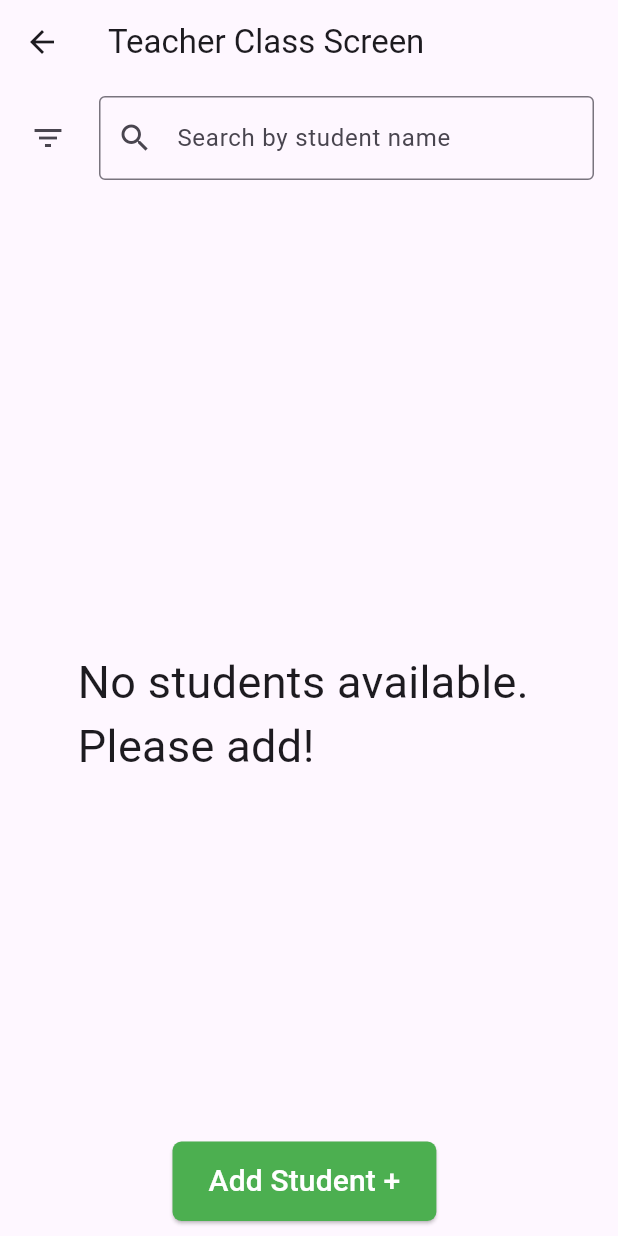
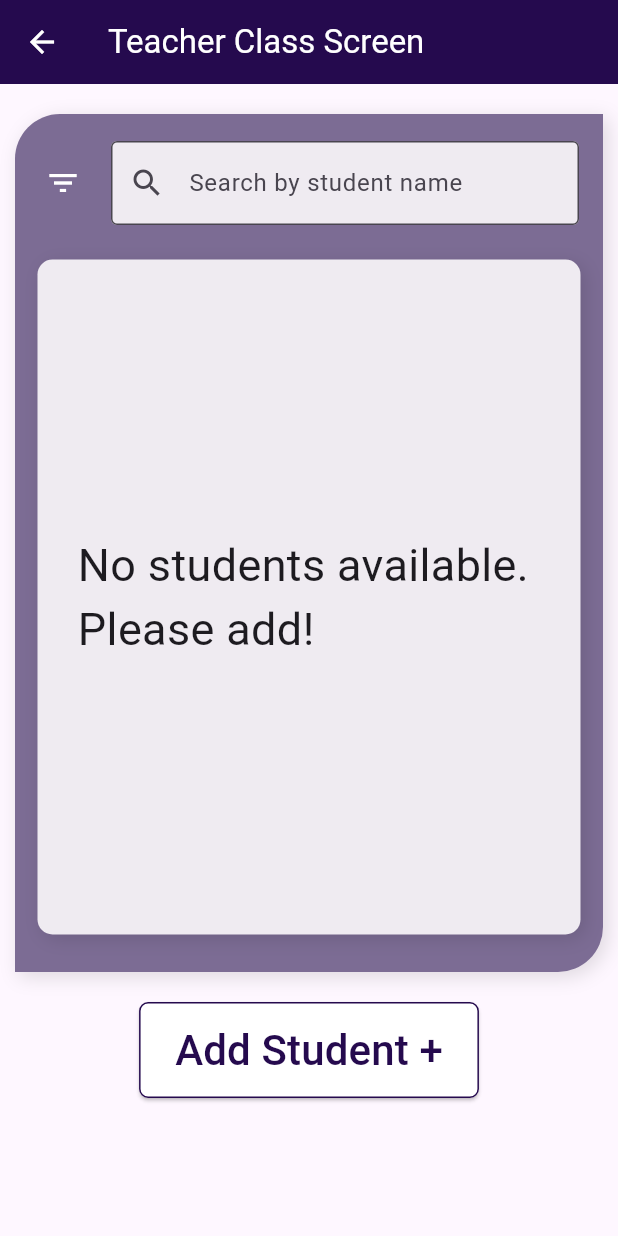
Before and after one commit to Luc35b/Karibs, a Flutter app: the TeacherClassScreen screen opened directly with empty values, on a phone screen of 412 x 824 dp. Run offline on Flutter 3.47's test engine with Material 3 defaults, Android fonts, the phone set to English and light mode, and no system bars; our stand-ins replace fl_chart, google_fonts, pdf, printing, sqflite; accounts and stored records are empty.

Commit message:
teacher class screen updated, fixed keyboard causing pixel overflow

```diff
--- a/karibs/lib/main.dart
+++ b/karibs/lib/main.dart
@@ -7,7 +7,7 @@ import 'package:provider/provider.dart';
 import 'package:google_fonts/google_fonts.dart';
 
 const Color DeepPurple = Color(0xFF250A4E);
-const Color MidPurple = Color(0xFFCBB5D6);
+const Color MidPurple = Color(0xFF7c6c94);
 const Color LightPurple = Color(0xFFEFDAF9);
 const Color NotWhite = Color(0xFFEFEBF1);
 const Color White = Colors.white;
--- a/karibs/lib/screens/teacher_class_screen.dart
+++ b/karibs/lib/screens/teacher_class_screen.dart
@@ -1,13 +1,15 @@
 import 'package:flutter/material.dart';
 import 'package:karibs/database/database_helper.dart';
+import 'package:karibs/main.dart';
 import 'package:karibs/providers/student_grading_provider.dart';
 import 'package:provider/provider.dart';
 import 'student_info_screen.dart';
-import 'add_student_screen.dart';
+
 
 class TeacherClassScreen extends StatefulWidget {
   final int classId;
   final bool refresh;
+
 
   TeacherClassScreen({required this.classId, required this.refresh});
 
@@ -45,6 +47,7 @@ class _TeacherClassScreenState extends State<TeacherClassScreen> {
   List<Map<String, dynamic>> _filteredStudents = [];
   bool _isLoading = true;
   TextEditingController _searchController = TextEditingController();
+  //final TextEditingController _studentNameController = TextEditingController();
   String _selectedStatus = 'All';
 
   @override
@@ -75,7 +78,6 @@ class _TeacherClassScreenState extends State<TeacherClassScreen> {
         }
       }
     }
-    print('hi');
     setState(() {
       _students = data;
       _filteredStudents = List.from(_students);
@@ -83,23 +85,41 @@ class _TeacherClassScreenState extends State<TeacherClassScreen> {
     });
   }
 
-  void _addStudent(Map<String, dynamic> student) async {
-    await DatabaseHelper().insertStudent(student);
+  void _addStudent(String studentName) async{
+    await DatabaseHelper().insertStudent({'name': studentName, 'class_id': widget.classId, 'status': "No status"});
     _fetchStudents();
   }
+  void _showAddStudentDialog() {
+    final TextEditingController studentNameController = TextEditingController();
 
-  void _navigateToAddStudentScreen() {
-    Navigator.push(
-      context,
-      MaterialPageRoute(
-        builder: (context) =>
-            AddStudentScreen(
-              classId: widget.classId,
-              onStudentAdded: (student) {
-                _addStudent(student);
+    showDialog(
+      context: context,
+      builder: (context) {
+        return AlertDialog(
+          title: Text('Add New Student'),
+          content: TextField(
+            controller: studentNameController,
+            decoration: InputDecoration(labelText: 'Student Name'),
+          ),
+          actions: [
+            TextButton(
+              onPressed: () {
+                Navigator.of(context).pop();
               },
+              child: Text('Cancel'),
             ),
+            TextButton(
+              onPressed: () {
+                if (studentNameController.text.isNotEmpty) {
+                  _addStudent(studentNameController.text);
+                  Navigator.of(context).pop();
+                }
+              },
+              child: Text('Add'),
             ),
+          ],
+        );
+      },
     );
   }
 
@@ -186,32 +206,57 @@ class _TeacherClassScreenState extends State<TeacherClassScreen> {
           print('fetched students');
         }
 
-        print("Ok");
-
         return Scaffold(
           appBar: AppBar(
             title: Text('Teacher Class Screen'),
+            backgroundColor: DeepPurple,
+            foregroundColor: White,
           ),
           body: _isLoading
               ? Center(child: CircularProgressIndicator())
-              : Stack(
+              : SingleChildScrollView(
+          child: Stack(
             children: [
               Column(
                 children: [
+                  SizedBox(height: 10,),
+
+                  Container(margin: EdgeInsets.all(10),
+                    decoration: BoxDecoration(
+                      color: MidPurple,
+                      borderRadius: BorderRadius.only(
+                        topLeft: Radius.circular(30),
+                        bottomRight: Radius.circular(30),
+                      ),
+                      boxShadow: [
+                        BoxShadow(
+                          color: Colors.black12,
+                          blurRadius: 10,
+                          offset: Offset(3, 3), // Shadow position
+                        ),
+                      ],
+                    ),
+                    child: Column(
+                      children: [
+                        SizedBox(height: 10,),
                         Padding(
                           padding: const EdgeInsets.all(8.0),
                           child: Row(
                             children: [
                               IconButton(
-                          icon: Icon(Icons.filter_list),
+                                icon: Icon(Icons.filter_list,
+                                  color: White,
+                                ),
                                 onPressed: _showStatusFilterDialog,
                               ),
-                        SizedBox(width: 10),
+                              SizedBox(width: 8),
                               Expanded(
                                 child: TextField(
                                   controller: _searchController,
                                   onChanged: _filterStudents,
                                   decoration: InputDecoration(
+                                    filled: true,
+                                    fillColor: NotWhite,
                                     labelText: 'Search by student name',
                                     prefixIcon: Icon(Icons.search),
                                     border: OutlineInputBorder(),
@@ -222,14 +267,28 @@ class _TeacherClassScreenState extends State<TeacherClassScreen> {
                             ],
                           ),
                         ),
-                  Expanded(
+                        Container(
+                          height: 450,
+                          margin: EdgeInsets.all(15),
+                          decoration: BoxDecoration(
+                            color: NotWhite,
+                            borderRadius: BorderRadius.circular(10),
+                            boxShadow: [
+                              BoxShadow(
+                                color: Colors.black12,
+                                blurRadius: 10,
+                                offset: Offset(3,3),
+                              )
+                            ]
+                          ),
                           child: _students.isNotEmpty
                               ? ListView.builder(
                             itemCount: _filteredStudents.length,
                             itemBuilder: (context, index) {
                               return Container(
                                 decoration: BoxDecoration(
-                            color: Colors.grey[300],
+                                  color: White,
+                                  border: Border.all(color: DeepPurple, width: 1),
                                   borderRadius: BorderRadius.circular(8),
                                 ),
                                 margin: EdgeInsets.all(10),
@@ -282,30 +341,35 @@ class _TeacherClassScreenState extends State<TeacherClassScreen> {
                               style: TextStyle(fontSize: 30),
                             ),
                           ),
+
                         ),
+                        SizedBox(height: 10,),
                       ],
                     ),
-              Positioned(
-                left: 115,
-                bottom: 10,
-                child: ElevatedButton(
-                  onPressed: _navigateToAddStudentScreen,
+                  ),
+                  SizedBox(height: 10,),
+                  ElevatedButton(
+                    onPressed: _showAddStudentDialog,
                     style: ElevatedButton.styleFrom(
-                    backgroundColor: Colors.green,
-                    foregroundColor: Colors.white,
+                      backgroundColor: White,
+                      foregroundColor: DeepPurple,
                       padding: EdgeInsets.symmetric(
                           horizontal: 24, vertical: 12),
+                      side: BorderSide(width: 1, color: DeepPurple),
                       shape: RoundedRectangleBorder(
                         borderRadius: BorderRadius.circular(6),
                       ),
                     ),
                     child: Text(
                       'Add Student +',
-                    style: TextStyle(fontSize: 20),
-                  ),
+                      style: TextStyle(fontSize: 28),
                     ),
                   ),
                 ],
+
+              ),
+            ],
+          ),
           ),
         );
       },
--- a/karibs/lib/screens/teacher_dashboard.dart
+++ b/karibs/lib/screens/teacher_dashboard.dart
@@ -90,8 +90,8 @@ class _TeacherDashboardState extends State<TeacherDashboard> {
       ),
       body: _isLoading
           ? Center(child: CircularProgressIndicator())
-          :
-      Column(
+          : SingleChildScrollView(
+      child:Column(
         children: [
           SizedBox(height: 100),
           Container(margin: EdgeInsets.symmetric(horizontal: 20),
@@ -264,6 +264,7 @@ class _TeacherDashboardState extends State<TeacherDashboard> {
           SizedBox(height: 15),
         ],
       ),
+      ),
     );
   }
 }
```
Also changed, not shown: karibs/lib/screens/add_student_screen.dart (deleted, +0 -66 lines). Lines whose indentation alone changed are shown as unchanged.
